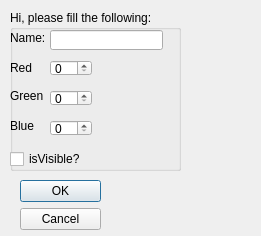
Above: optiondialog.ui from EdTaylor4238/G26Project before the change. Below: the same form after it.
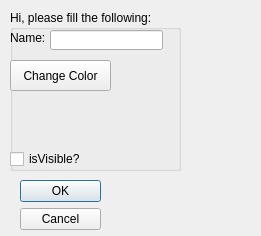
That is the form after the change.

Commit message: Fixed Lighting Added Color Change

```diff
--- a/optiondialog.ui
+++ b/optiondialog.ui
@@ -54,19 +54,6 @@
      <string>Name:</string>
     </property>
    </widget>
-   <widget class="QLabel" name="Redlabel">
-    <property name="geometry">
-     <rect>
-      <x>0</x>
-      <y>50</y>
-      <width>31</width>
-      <height>16</height>
-     </rect>
-    </property>
-    <property name="text">
-     <string>Red</string>
-    </property>
-   </widget>
    <widget class="QCheckBox" name="checkBox">
     <property name="geometry">
      <rect>
@@ -80,71 +67,6 @@
      <string>isVisible?</string>
     </property>
    </widget>
-   <widget class="QLabel" name="Bluelabel">
-    <property name="geometry">
-     <rect>
-      <x>0</x>
-      <y>110</y>
-      <width>37</width>
-      <height>12</height>
-     </rect>
-    </property>
-    <property name="text">
-     <string>Blue</string>
-    </property>
-   </widget>
-   <widget class="QLabel" name="Greenlabel">
-    <property name="geometry">
-     <rect>
-      <x>0</x>
-      <y>80</y>
-      <width>37</width>
-      <height>12</height>
-     </rect>
-    </property>
-    <property name="text">
-     <string>Green</string>
-    </property>
-   </widget>
-   <widget class="QSpinBox" name="RedSpinBox">
-    <property name="geometry">
-     <rect>
-      <x>40</x>
-      <y>50</y>
-      <width>42</width>
-      <height>16</height>
-     </rect>
-    </property>
-    <property name="maximum">
-     <number>255</number>
-    </property>
-   </widget>
-   <widget class="QSpinBox" name="BlueSpinBox">
-    <property name="geometry">
-     <rect>
-      <x>40</x>
-      <y>110</y>
-      <width>42</width>
-      <height>16</height>
-     </rect>
-    </property>
-    <property name="maximum">
-     <number>255</number>
-    </property>
-   </widget>
-   <widget class="QSpinBox" name="GreenSpinBox">
-    <property name="geometry">
-     <rect>
-      <x>40</x>
-      <y>80</y>
-      <width>42</width>
-      <height>16</height>
-     </rect>
-    </property>
-    <property name="maximum">
-     <number>255</number>
-    </property>
-   </widget>
    <widget class="QLineEdit" name="lineEdit">
     <property name="geometry">
      <rect>
@@ -155,6 +77,19 @@
      </rect>
     </property>
    </widget>
+   <widget class="QPushButton" name="updateModelPartColor">
+    <property name="geometry">
+     <rect>
+      <x>0</x>
+      <y>50</y>
+      <width>101</width>
+      <height>31</height>
+     </rect>
+    </property>
+    <property name="text">
+     <string>Change Color</string>
+    </property>
+   </widget>
   </widget>
  </widget>
  <resources/>
```
The commit also changes 7 other files.
